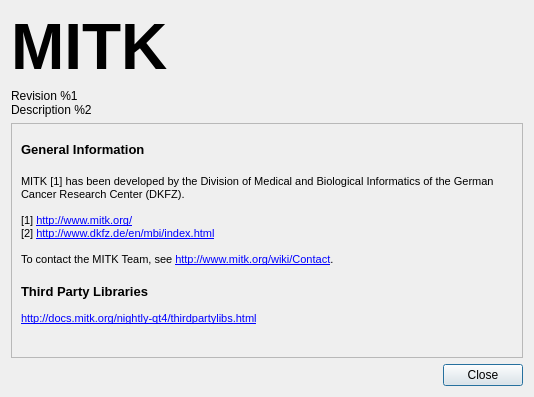
The window that Modules/QmitkExt/QmitkAboutDialog/QmitkAboutDialogGUI.ui (MITK/MITK) describes before a commit, drawn with Qt 5.
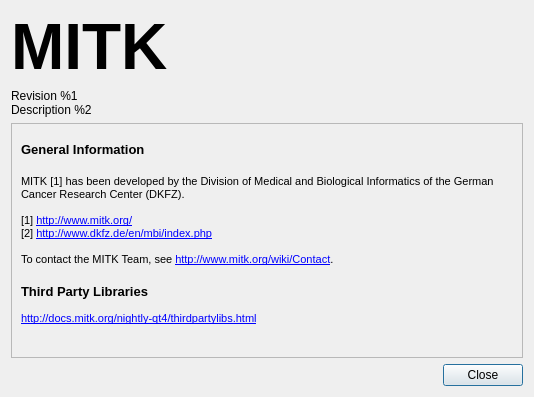
The same window after the commit. Icons and pictures are not drawn.

Diff of the .ui file:
```diff
--- a/Modules/QmitkExt/QmitkAboutDialog/QmitkAboutDialogGUI.ui
+++ b/Modules/QmitkExt/QmitkAboutDialog/QmitkAboutDialogGUI.ui
@@ -132,7 +132,7 @@
 &lt;p style=&quot; margin-top:0px; margin-bottom:0px; margin-left:0px; margin-right:0px; -qt-block-indent:0; text-indent:0px;&quot;&gt;&lt;span style=&quot; font-family:'MS Shell Dlg 2'; font-size:8pt;&quot;&gt;MITK [1] has been developed by the Division of Medical and Biological Informatics of the German Cancer Research Center (DKFZ).&lt;/span&gt;&lt;/p&gt;
 &lt;p style=&quot;-qt-paragraph-type:empty; margin-top:0px; margin-bottom:0px; margin-left:0px; margin-right:0px; -qt-block-indent:0; text-indent:0px; font-family:'MS Shell Dlg 2'; font-size:8pt;&quot;&gt;&lt;br /&gt;&lt;/p&gt;
 &lt;p style=&quot; margin-top:0px; margin-bottom:0px; margin-left:0px; margin-right:0px; -qt-block-indent:0; text-indent:0px;&quot;&gt;&lt;span style=&quot; font-family:'MS Shell Dlg 2'; font-size:8pt;&quot;&gt;[1] &lt;/span&gt;&lt;a href=&quot;http://www.mitk.org/&quot;&gt;&lt;span style=&quot; font-family:'MS Shell Dlg 2'; font-size:8pt; text-decoration: underline; color:#0000ff;&quot;&gt;http://www.mitk.org/&lt;/span&gt;&lt;/a&gt;&lt;/p&gt;
-&lt;p style=&quot; margin-top:0px; margin-bottom:0px; margin-left:0px; margin-right:0px; -qt-block-indent:0; text-indent:0px;&quot;&gt;&lt;span style=&quot; font-family:'MS Shell Dlg 2'; font-size:8pt;&quot;&gt;[2] &lt;/span&gt;&lt;a href=&quot;http://www.dkfz.de/en/mbi/index.html&quot;&gt;&lt;span style=&quot; font-family:'MS Shell Dlg 2'; font-size:8pt; text-decoration: underline; color:#0000ff;&quot;&gt;http://www.dkfz.de/en/mbi/index.html&lt;/span&gt;&lt;/a&gt;&lt;/p&gt;
+&lt;p style=&quot; margin-top:0px; margin-bottom:0px; margin-left:0px; margin-right:0px; -qt-block-indent:0; text-indent:0px;&quot;&gt;&lt;span style=&quot; font-family:'MS Shell Dlg 2'; font-size:8pt;&quot;&gt;[2] &lt;/span&gt;&lt;a href=&quot;http://www.dkfz.de/en/mbi/index.php&quot;&gt;&lt;span style=&quot; font-family:'MS Shell Dlg 2'; font-size:8pt; text-decoration: underline; color:#0000ff;&quot;&gt;http://www.dkfz.de/en/mbi/index.php&lt;/span&gt;&lt;/a&gt;&lt;/p&gt;
 &lt;p style=&quot;-qt-paragraph-type:empty; margin-top:0px; margin-bottom:0px; margin-left:0px; margin-right:0px; -qt-block-indent:0; text-indent:0px; font-family:'MS Shell Dlg 2'; font-size:8pt;&quot;&gt;&lt;br /&gt;&lt;/p&gt;
 &lt;p style=&quot; margin-top:0px; margin-bottom:0px; margin-left:0px; margin-right:0px; -qt-block-indent:0; text-indent:0px;&quot;&gt;&lt;span style=&quot; font-family:'MS Shell Dlg 2'; font-size:8pt;&quot;&gt;To contact the MITK Team, see &lt;/span&gt;&lt;a href=&quot;http://www.mitk.org/wiki/Contact&quot;&gt;&lt;span style=&quot; font-family:'MS Shell Dlg 2'; font-size:8pt; text-decoration: underline; color:#0000ff;&quot;&gt;http://www.mitk.org/wiki/Contact&lt;/span&gt;&lt;/a&gt;&lt;span style=&quot; font-family:'MS Shell Dlg 2'; font-size:8pt;&quot;&gt;.&lt;/span&gt;&lt;/p&gt;
 &lt;p style=&quot;-qt-paragraph-type:empty; margin-top:0px; margin-bottom:0px; margin-left:0px; margin-right:0px; -qt-block-indent:0; text-indent:0px;&quot;&gt;&lt;br /&gt;&lt;/p&gt;
```
